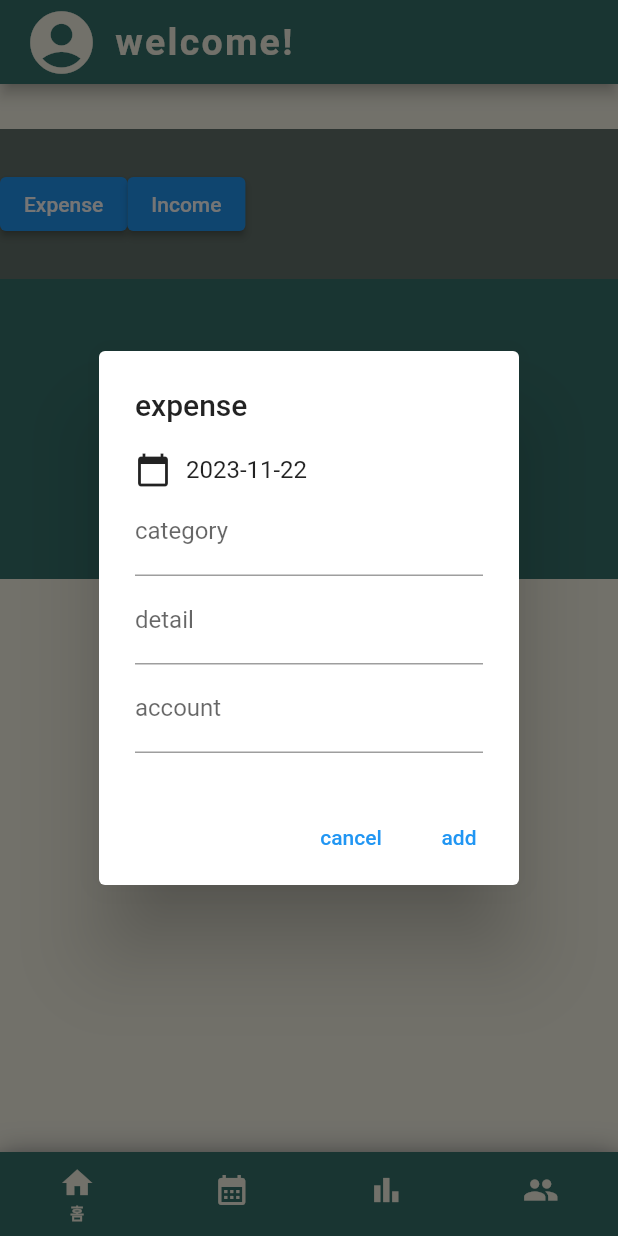
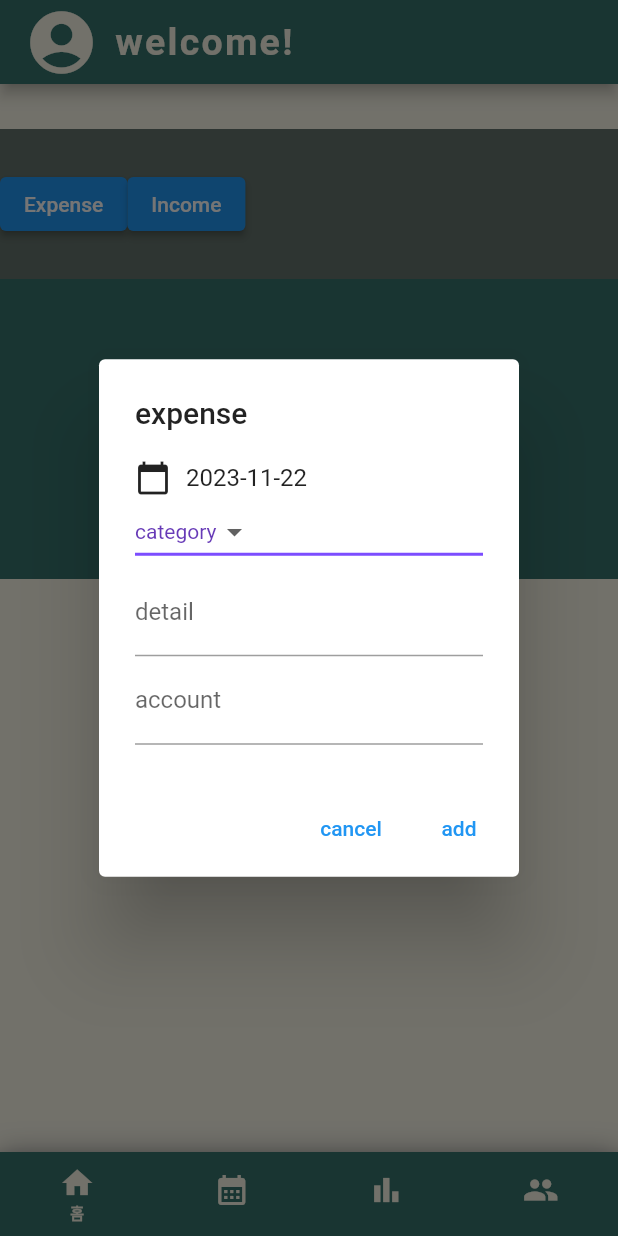
Before and after one commit to sinsohi/Freecode1, a Flutter app: the screen it shows once a user with an empty profile is signed in, after a tap on "Expense", on a phone screen of 412 x 824 dp. Run offline on Flutter 3.47's test engine with Material 2 defaults, Android fonts, the phone set to English and light mode, and no system bars; our stand-ins replace firebase_auth, firebase_core, firebase_database, pie_chart, table_calendar; missing offline and left inert: flutterfire_ui, unique_simple_bar_chart; accounts and stored records are empty.

Commit message:
카테고리 선택 버튼 추가

```diff
--- a/flutter_application_1/lib/HomePage.dart
+++ b/flutter_application_1/lib/HomePage.dart
@@ -451,7 +451,8 @@ Future<List<Map<String, dynamic>>> _loadIncomes() async {
 
  Future<void> _showExpenseDialog(BuildContext context) async {
     DateTime selectedDate = DateTime.now();
-    String category = '';
+     List<String> categories = ['category', '음식', '교통', '여가', '쇼핑', '기타'];
+    String category = categories[0];
     String itemName = '';
     double amount = 0.0;
 
@@ -505,11 +506,27 @@ Future<List<Map<String, dynamic>>> _loadIncomes() async {
                         ],
                       ),
                     ),
-                    TextField(
-                      decoration: InputDecoration(labelText: 'category'),
-                      onChanged: (text) {
-                        category = text;
+                    DropdownButton<String>(
+                      value: category,
+
+                      iconSize: 24,
+                      elevation: 16,
+                      style: TextStyle(color: Colors.deepPurple),
+                      underline: Container(
+                        height: 2,
+                        color: Colors.deepPurpleAccent,
+                      ),
+                      onChanged: (String? newValue) {
+                        setState(() {
+                          category = newValue!;
+                        });
                       },
+                      items: categories.map<DropdownMenuItem<String>>((String value) {
+                        return DropdownMenuItem<String>(
+                          value: value,
+                          child: Text(value),
+                        );
+                      }).toList(),
                     ),
                     TextField(
                       decoration: InputDecoration(labelText: 'detail'),
```
